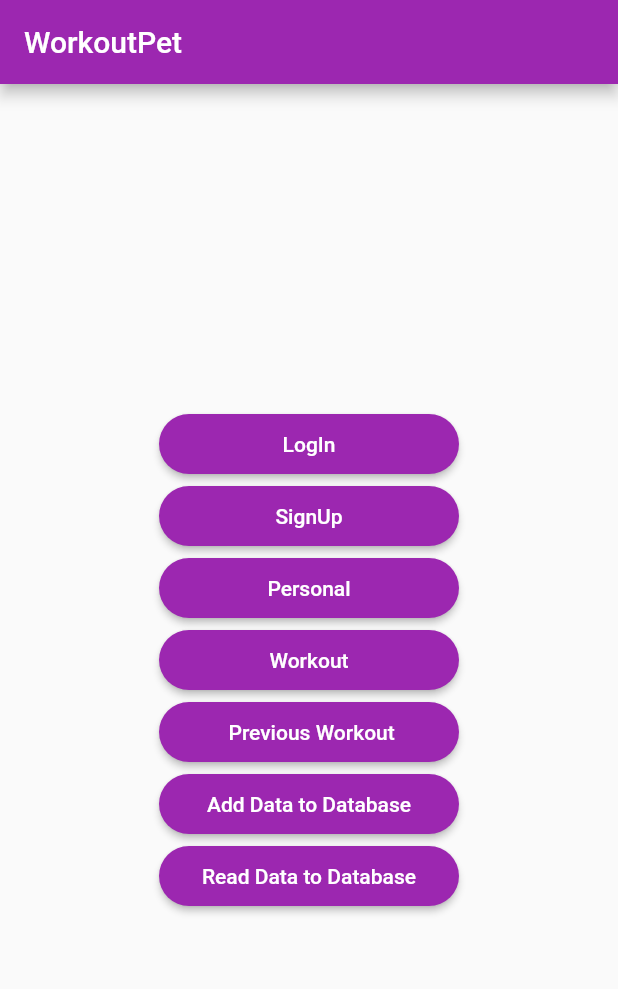
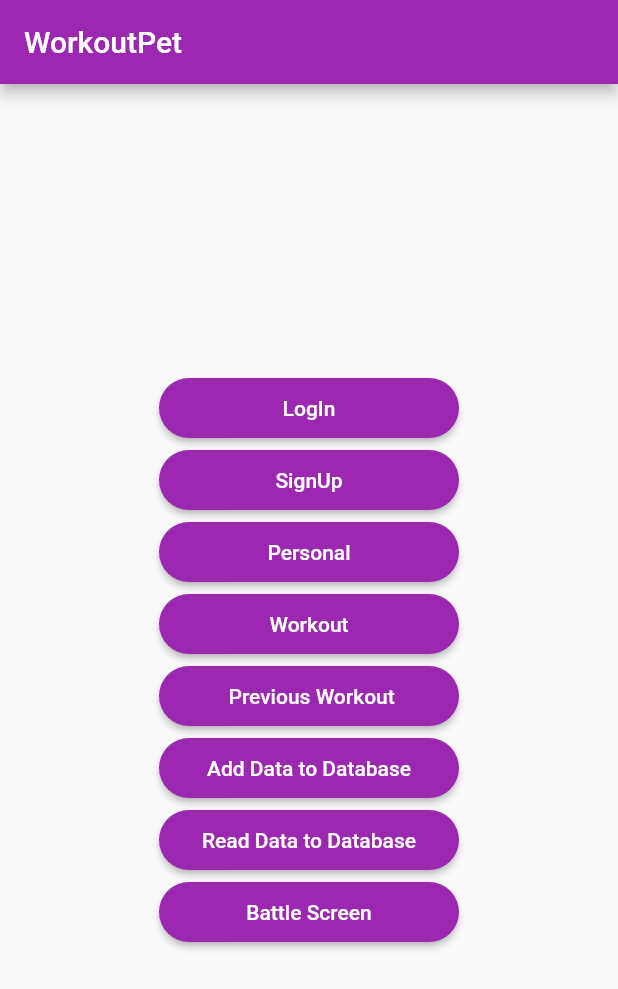
Before and after one commit to SlavicHeath/WorkoutApp, a Flutter app: the screen it shows after launch, on a phone screen of 412 x 824 dp. Shown: the top 989 px of the screen. Run offline on Flutter 3.47's test engine with Material 2 defaults, Android fonts, the phone set to English and light mode, and no system bars; our stand-ins replace cloud_firestore, firebase_auth, firebase_core, firebase_database; missing offline and left inert: dart:js; accounts and stored records are empty.

Commit message:
Battle page button tester and import fix

```diff
--- a/lib/character.dart
+++ b/lib/character.dart
@@ -1,7 +1,5 @@
 // Ryan Lehner
 // set up a character class
-import 'dart:ffi';
-
 import 'package:flutter/widgets.dart';
 import 'package:workoutpet/character.dart';
 import 'character.dart';
--- a/lib/main.dart
+++ b/lib/main.dart
@@ -7,8 +7,6 @@ import 'package:workoutpet/workout.dart';
 import 'battle.dart';
 import 'database_test.dart';
 import 'firebase_options.dart';
-
-
 
 void main() async {
   WidgetsFlutterBinding.ensureInitialized();
@@ -21,11 +19,9 @@ void main() async {
 class HomeScreen extends StatelessWidget {
   const HomeScreen({super.key});
 
-
   @override
   Widget build(BuildContext context) {
     return Scaffold(
-
         appBar: AppBar(
           title: const Text("WorkoutPet"),
           backgroundColor: Colors.purple,
@@ -56,7 +52,6 @@ class HomeScreen extends StatelessWidget {
                   shape: RoundedRectangleBorder(
                     borderRadius: BorderRadius.circular(30),
                   ),
-
                 ),
                 child: Text("LogIn"),
               ),
@@ -162,6 +157,23 @@ class HomeScreen extends StatelessWidget {
                 ),
                 child: Text("Read Data to Database"),
               ),
+              ElevatedButton(
+                onPressed: () {
+                  Navigator.of(context).push(
+                    MaterialPageRoute(
+                        //The right side is the widget you want to go to
+                        builder: (context) => BattleInitScreen()),
+                  );
+                },
+                style: ElevatedButton.styleFrom(
+                  fixedSize: const Size(200, 40),
+                  backgroundColor: Colors.purple,
+                  shape: RoundedRectangleBorder(
+                    borderRadius: BorderRadius.circular(30),
+                  ),
+                ),
+                child: Text("Battle Screen"),
+              ),
             ]),
           ),
         ));
```
Lines whose indentation alone changed are shown as unchanged.
